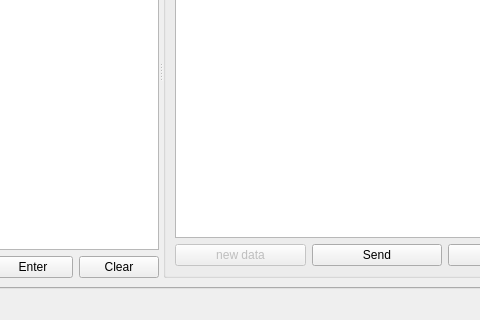
The window that mainwindow.ui (void110916/ASA_HMI_Data_Agent_v3) describes before a commit, drawn with Qt 5; both pictures show x 289 to 769 and y 180 to 500 of the 900 by 500 pixel window.
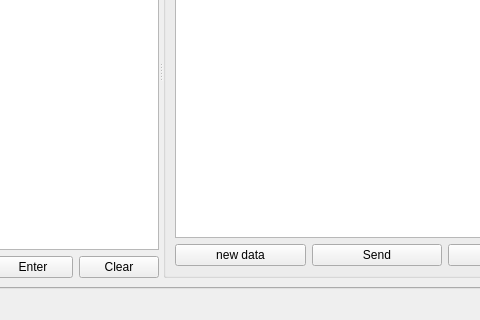
The same window after the commit. Custom widgets are drawn as their Qt base class.

Diff of the .ui file:
```diff
--- a/mainwindow.ui
+++ b/mainwindow.ui
@@ -126,7 +126,7 @@
           <property name="orientation">
            <enum>Qt::Horizontal</enum>
           </property>
-          <widget class="QWidget" name="">
+          <widget class="QWidget" name="layoutWidget">
            <layout class="QVBoxLayout" name="verticalLayout" stretch="0,1,0">
             <item>
              <widget class="QGroupBox" name="groupBox">
@@ -381,7 +381,7 @@
               <item>
                <widget class="QPushButton" name="newdataButton">
                 <property name="enabled">
-                 <bool>false</bool>
+                 <bool>true</bool>
                 </property>
                 <property name="text">
                  <string>new data</string>
```
Left out of the diff: 2 changed lines with no effect on the pictures.
